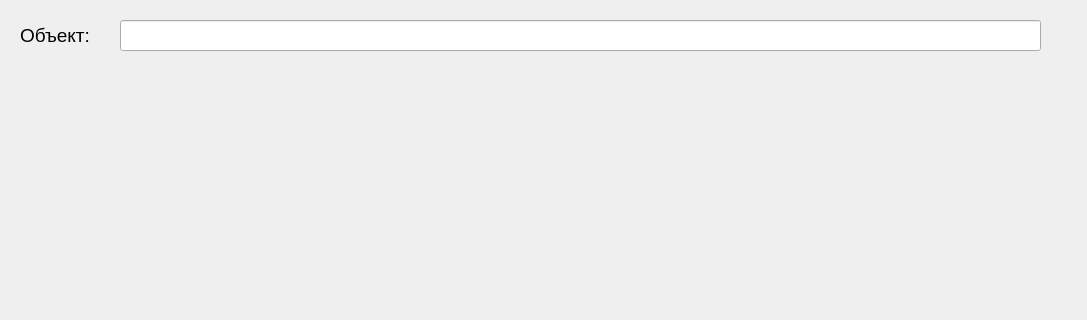
The window that map.ui (CodinMaestro/MAPS_API) describes before a commit, drawn with Qt 5; both pictures show x 0 to 1087 and y 0 to 320 of the 1087 by 614 pixel window.
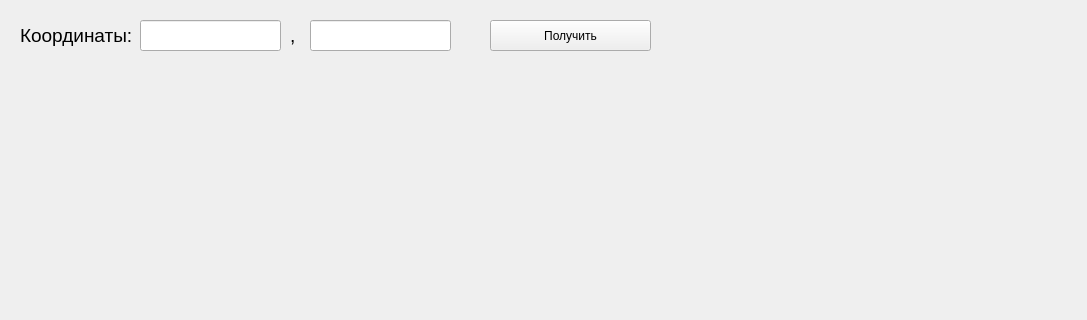
The same window after the commit.

Diff of the .ui file:
```diff
--- a/map.ui
+++ b/map.ui
@@ -16,9 +16,9 @@
   <widget class="QLineEdit" name="response">
    <property name="geometry">
     <rect>
-     <x>120</x>
+     <x>140</x>
      <y>20</y>
-     <width>921</width>
+     <width>141</width>
      <height>31</height>
     </rect>
    </property>
@@ -38,7 +38,7 @@
     </font>
    </property>
    <property name="text">
-    <string>Объект:</string>
+    <string>Координаты:</string>
    </property>
   </widget>
   <widget class="QLabel" name="im_map">
@@ -54,6 +54,47 @@
     <string/>
    </property>
   </widget>
+  <widget class="QLabel" name="label_2">
+   <property name="geometry">
+    <rect>
+     <x>290</x>
+     <y>20</y>
+     <width>16</width>
+     <height>31</height>
+    </rect>
+   </property>
+   <property name="font">
+    <font>
+     <pointsize>14</pointsize>
+    </font>
+   </property>
+   <property name="text">
+    <string>,</string>
+   </property>
+  </widget>
+  <widget class="QLineEdit" name="y">
+   <property name="geometry">
+    <rect>
+     <x>310</x>
+     <y>20</y>
+     <width>141</width>
+     <height>31</height>
+    </rect>
+   </property>
+  </widget>
+  <widget class="QPushButton" name="get">
+   <property name="geometry">
+    <rect>
+     <x>490</x>
+     <y>20</y>
+     <width>161</width>
+     <height>31</height>
+    </rect>
+   </property>
+   <property name="text">
+    <string>Получить</string>
+   </property>
+  </widget>
  </widget>
  <resources/>
  <connections/>
```
Left out of the diff: 2 changed lines with no effect on the pictures.
